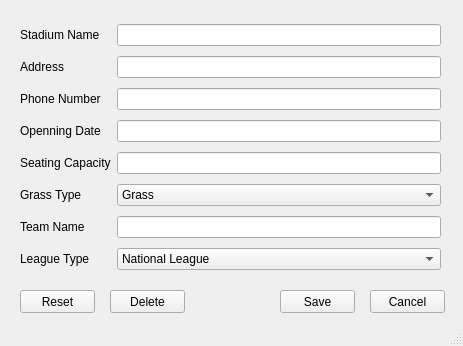
The window that src/CS1D-TMOTTBG/admineditselectedoutputlist.ui (cydiasa/CS1D-TMOTTBG) describes before a commit, drawn with Qt 5.
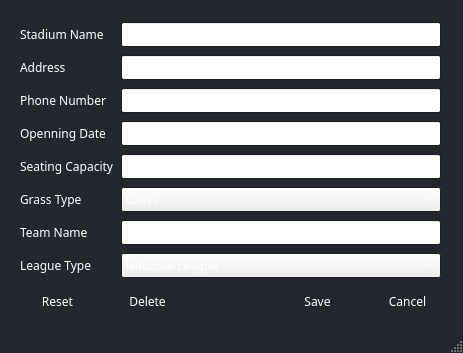
The same window after the commit.

The edit to the form file:
```diff
--- a/src/CS1D-TMOTTBG/admineditselectedoutputlist.ui
+++ b/src/CS1D-TMOTTBG/admineditselectedoutputlist.ui
@@ -7,9 +7,132 @@
     <x>0</x>
     <y>0</y>
     <width>463</width>
-    <height>346</height>
+    <height>353</height>
    </rect>
   </property>
+  <property name="palette">
+   <palette>
+    <active>
+     <colorrole role="WindowText">
+      <brush brushstyle="SolidPattern">
+       <color alpha="255">
+        <red>255</red>
+        <green>255</green>
+        <blue>255</blue>
+       </color>
+      </brush>
+     </colorrole>
+     <colorrole role="ButtonText">
+      <brush brushstyle="SolidPattern">
+       <color alpha="255">
+        <red>255</red>
+        <green>255</green>
+        <blue>255</blue>
+       </color>
+      </brush>
+     </colorrole>
+     <colorrole role="Base">
+      <brush brushstyle="SolidPattern">
+       <color alpha="255">
+        <red>255</red>
+        <green>255</green>
+        <blue>255</blue>
+       </color>
+      </brush>
+     </colorrole>
+     <colorrole role="Window">
+      <brush brushstyle="SolidPattern">
+       <color alpha="255">
+        <red>36</red>
+        <green>40</green>
+        <blue>46</blue>
+       </color>
+      </brush>
+     </colorrole>
+    </active>
+    <inactive>
+     <colorrole role="WindowText">
+      <brush brushstyle="SolidPattern">
+       <color alpha="255">
+        <red>255</red>
+        <green>255</green>
+        <blue>255</blue>
+       </color>
+      </brush>
+     </colorrole>
+     <colorrole role="ButtonText">
+      <brush brushstyle="SolidPattern">
+       <color alpha="255">
+        <red>255</red>
+        <green>255</green>
+        <blue>255</blue>
+       </color>
+      </brush>
+     </colorrole>
+     <colorrole role="Base">
+      <brush brushstyle="SolidPattern">
+       <color alpha="255">
+        <red>255</red>
+        <green>255</green>
+        <blue>255</blue>
+       </color>
+      </brush>
+     </colorrole>
+     <colorrole role="Window">
+      <brush brushstyle="SolidPattern">
+       <color alpha="255">
+        <red>36</red>
+        <green>40</green>
+        <blue>46</blue>
+       </color>
+      </brush>
+     </colorrole>
+    </inactive>
+    <disabled>
+     <colorrole role="WindowText">
+      <brush brushstyle="SolidPattern">
+       <color alpha="255">
+        <red>120</red>
+        <green>120</green>
+        <blue>120</blue>
+       </color>
+      </brush>
+     </colorrole>
+     <colorrole role="ButtonText">
+      <brush brushstyle="SolidPattern">
+       <color alpha="255">
+        <red>120</red>
+        <green>120</green>
+        <blue>120</blue>
+       </color>
+      </brush>
+     </colorrole>
+     <colorrole role="Base">
+      <brush brushstyle="SolidPattern">
+       <color alpha="255">
+        <red>36</red>
+        <green>40</green>
+        <blue>46</blue>
+       </color>
+      </brush>
+     </colorrole>
+     <colorrole role="Window">
+      <brush brushstyle="SolidPattern">
+       <color alpha="255">
+        <red>36</red>
+        <green>40</green>
+        <blue>46</blue>
+       </color>
+      </brush>
+     </colorrole>
+    </disabled>
+   </palette>
+  </property>
+  <property name="font">
+   <font>
+    <family>Century Gothic</family>
+   </font>
+  </property>
   <property name="windowTitle">
    <string>MainWindow</string>
   </property>
@@ -26,6 +149,9 @@
     <property name="text">
      <string>Save</string>
     </property>
+    <property name="flat">
+     <bool>true</bool>
+    </property>
    </widget>
    <widget class="QWidget" name="layoutWidget">
     <property name="geometry">
@@ -153,6 +279,9 @@
     <property name="text">
      <string>Cancel</string>
     </property>
+    <property name="flat">
+     <bool>true</bool>
+    </property>
    </widget>
    <widget class="QPushButton" name="cancelButton_2">
     <property name="geometry">
@@ -166,6 +295,9 @@
     <property name="text">
      <string>Reset</string>
     </property>
+    <property name="flat">
+     <bool>true</bool>
+    </property>
    </widget>
    <widget class="QPushButton" name="cancelButton_3">
     <property name="geometry">
@@ -179,6 +311,9 @@
     <property name="text">
      <string>Delete</string>
     </property>
+    <property name="flat">
+     <bool>true</bool>
+    </property>
    </widget>
   </widget>
   <widget class="QStatusBar" name="statusbar"/>
```
Left out of the diff: 4 changed lines with no effect on the pictures.
